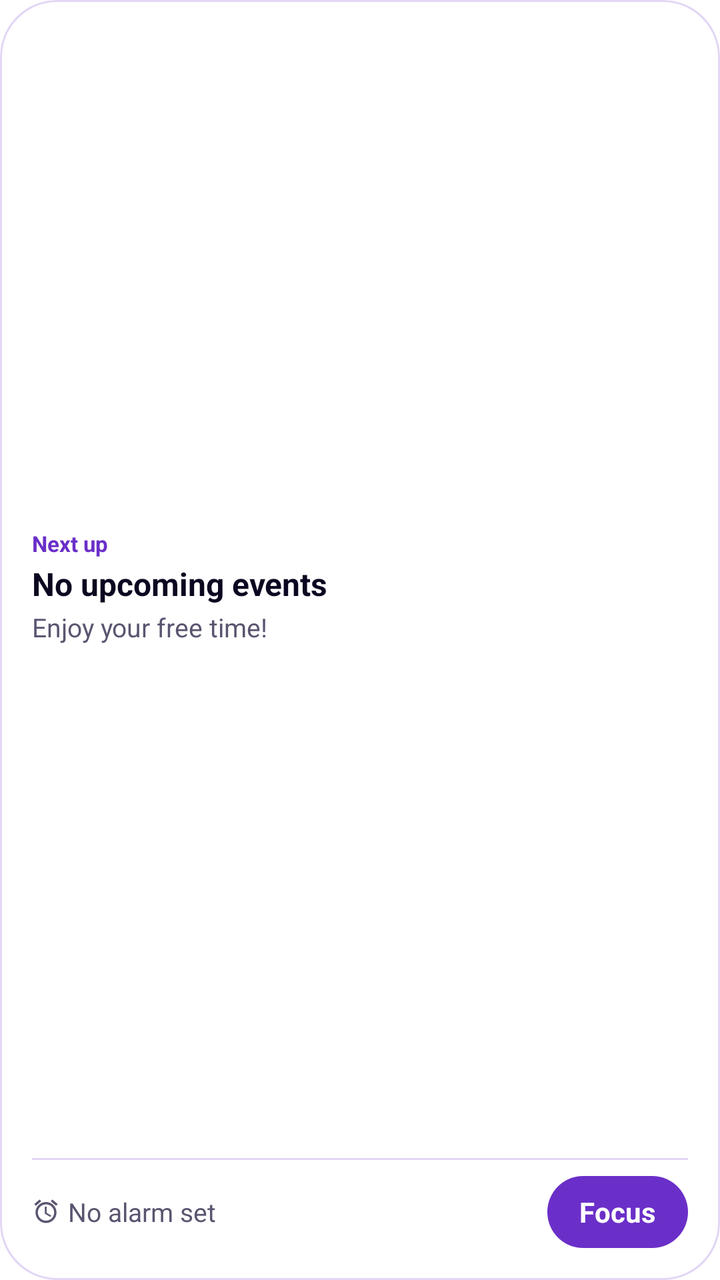
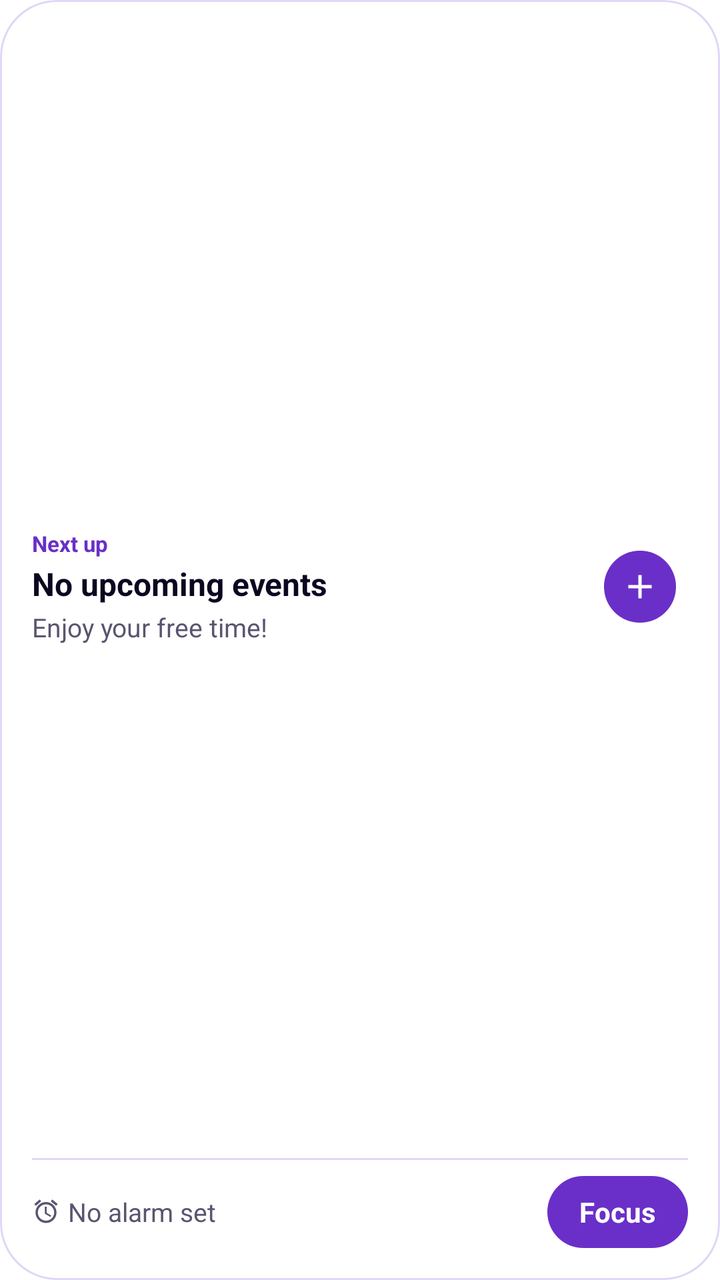

Compare the two renders of this Android layout. The source of the first and the diff that turns it into the second are given below.
<!-- AndroidManifest.xml: fallback theme Theme.MaterialComponents.DayNight.NoActionBar -->
<!-- res/layout/widget_today_narrow.xml -->
<?xml version="1.0" encoding="utf-8"?>
<FrameLayout xmlns:android="http://schemas.android.com/apk/res/android" xmlns:tools="http://schemas.android.com/tools"
    android:id="@android:id/background"
    android:layout_width="match_parent"
    android:layout_height="match_parent"
    android:background="@drawable/widget_background"
    android:clipToOutline="true"
    tools:targetApi="31">

    <LinearLayout
        android:layout_width="match_parent"
        android:layout_height="match_parent"
        android:orientation="vertical"
        android:padding="16dp">

        <LinearLayout
            android:id="@+id/today_event_area"
            android:layout_width="match_parent"
            android:layout_height="0dp"
            android:layout_weight="1"
            android:gravity="center_vertical"
            android:orientation="horizontal">

            <LinearLayout
                android:layout_width="0dp"
                android:layout_height="wrap_content"
                android:layout_weight="1"
                android:orientation="vertical">

                <TextView
                    android:layout_width="match_parent"
                    android:layout_height="wrap_content"
                    android:maxLines="1"
                    android:text="@string/widget_next_up"
                    android:textColor="@color/widget_label"
                    android:textSize="11sp"
                    android:textStyle="bold" />
                <TextView
                    android:id="@+id/today_title"
                    android:layout_width="match_parent"
                    android:layout_height="wrap_content"
                    android:layout_marginTop="2dp"
                    android:ellipsize="end"
                    android:fontFeatureSettings="tnum"
                    android:maxLines="2"
                    android:text="@string/widget_no_events"
                    android:textColor="@color/widget_text"
                    android:textSize="16sp"
                    android:textStyle="bold" />
                <TextView
                    android:id="@+id/today_when"
                    android:layout_width="match_parent"
                    android:layout_height="wrap_content"
                    android:layout_marginTop="2dp"
                    android:ellipsize="end"
                    android:fontFeatureSettings="tnum"
                    android:maxLines="1"
                    android:text="@string/widget_free_time"
                    android:textColor="@color/widget_text_2"
                    android:textSize="13sp" />
            </LinearLayout>
        </LinearLayout>

        <ImageView
            android:layout_width="match_parent"
            android:layout_height="1dp"
            android:layout_marginTop="8dp"
            android:layout_marginBottom="8dp"
            android:background="@color/widget_hairline"
            android:contentDescription="@null"
            android:importantForAccessibility="no" />

        <LinearLayout
            android:id="@+id/today_alarm_area"
            android:layout_width="match_parent"
            android:layout_height="wrap_content"
            android:gravity="center_vertical"
            android:orientation="horizontal">

            <TextView
                android:id="@+id/today_alarm"
                android:layout_width="0dp"
                android:layout_height="wrap_content"
                android:layout_marginEnd="8dp"
                android:layout_weight="1"
                android:drawablePadding="4dp"
                android:drawableStart="@drawable/ic_widget_alarm"
                android:ellipsize="end"
                android:fontFeatureSettings="tnum"
                android:maxLines="2"
                android:text="@string/widget_no_alarm"
                android:textColor="@color/widget_text_2"
                android:textSize="13sp" />

            <TextView
                android:id="@+id/today_start"
                android:layout_width="wrap_content"
                android:layout_height="36dp"
                android:background="@drawable/widget_button"
                android:gravity="center"
                android:paddingStart="16dp"
                android:paddingEnd="16dp"
                android:text="@string/widget_start_focus_short"
                android:textColor="@color/widget_button_text"
                android:textSize="14sp"
                android:textStyle="bold" />
            <LinearLayout
                android:id="@+id/today_chip"
                android:layout_width="wrap_content"
                android:layout_height="36dp"
                android:background="@drawable/widget_chip"
                android:gravity="center_vertical"
                android:orientation="horizontal"
                android:paddingStart="12dp"
                android:paddingEnd="12dp"
                android:visibility="gone">
                <Chronometer
                    android:id="@+id/today_timer"
                    android:layout_width="wrap_content"
                    android:layout_height="wrap_content"
                    android:fontFeatureSettings="tnum"
                    android:textColor="@color/widget_chip_text"
                    android:textSize="14sp"
                    android:textStyle="bold" />
            </LinearLayout>
        </LinearLayout>
    </LinearLayout>
</FrameLayout>
<!-- resources referenced by this layout -->
<resources>
  <color name="widget_button_text">#FFFFFF</color>
  <color name="widget_chip_text">#25134D</color>
  <color name="widget_hairline">#E2D6F5</color>
  <color name="widget_label">#6A2FC8</color>
  <color name="widget_text">#0B0720</color>
  <color name="widget_text_2">#5B5470</color>
  <!-- drawable ic_widget_alarm (drawable) -->
  <?xml version="1.0" encoding="utf-8"?>
  <vector xmlns:android="http://schemas.android.com/apk/res/android"
      android:width="14dp"
      android:height="14dp"
      android:viewportWidth="24"
      android:viewportHeight="24">
      <path
          android:fillColor="@color/widget_text_2"
          android:pathData="M22,5.72l-4.6,-3.86 -1.29,1.53 4.6,3.86L22,5.72zM7.88,3.39L6.6,1.86 2,5.71l1.29,1.53 4.59,-3.85zM12.5,8L11,8v6l4.75,2.85 0.75,-1.23 -4,-2.37L12.5,8zM12,4c-4.97,0 -9,4.03 -9,9s4.02,9 9,9c4.97,0 9,-4.03 9,-9s-4.03,-9 -9,-9zM12,20c-3.87,0 -7,-3.13 -7,-7s3.13,-7 7,-7 7,3.13 7,7 -3.13,7 -7,7z" />
  </vector>
  <!-- drawable widget_background (drawable) -->
  <?xml version="1.0" encoding="utf-8"?>
  <shape xmlns:android="http://schemas.android.com/apk/res/android">
      <solid android:color="@color/widget_surface" />
      <corners android:radius="16dp" />
      <stroke android:width="1dp" android:color="@color/widget_hairline" />
  </shape>
  <!-- drawable widget_button (drawable) -->
  <?xml version="1.0" encoding="utf-8"?>
  <shape xmlns:android="http://schemas.android.com/apk/res/android">
      <solid android:color="@color/widget_button_bg" />
      <corners android:radius="18dp" />
  </shape>
  <!-- drawable widget_chip (drawable) -->
  <?xml version="1.0" encoding="utf-8"?>
  <shape xmlns:android="http://schemas.android.com/apk/res/android">
      <solid android:color="@color/widget_chip_bg" />
      <corners android:radius="18dp" />
  </shape>
  <string name="widget_free_time">Enjoy your free time!</string>
  <string name="widget_next_up">Next up</string>
  <string name="widget_no_alarm">No alarm set</string>
  <string name="widget_no_events">No upcoming events</string>
  <string name="widget_start_focus_short">Focus</string>
  <color name="widget_surface">#FFFFFF</color>
  <color name="widget_button_bg">#6A2FC8</color>
  <color name="widget_chip_bg">#F2E9FF</color>
</resources>

<!-- the commit's change to res/layout/widget_today_narrow.xml (unified diff, before → after) -->
@@ -59,6 +59,24 @@
                     android:textColor="@color/widget_text_2"
                     android:textSize="13sp" />
             </LinearLayout>
+        <FrameLayout
+            android:id="@+id/today_add"
+            android:layout_width="48dp"
+            android:layout_height="48dp"
+            android:layout_gravity="center_vertical"
+            android:layout_marginStart="4dp"
+            android:contentDescription="@string/widget_add_event">
+            <ImageView
+                android:layout_width="36dp"
+                android:layout_height="36dp"
+                android:layout_gravity="center"
+                android:background="@drawable/widget_button"
+                android:contentDescription="@null"
+                android:importantForAccessibility="no"
+                android:padding="8dp"
+                android:scaleType="fitCenter"
+                android:src="@drawable/ic_widget_add" />
+        </FrameLayout>
         </LinearLayout>
 
         <ImageView
<!-- resource entries referenced after the edit -->
@@ -6,6 +6,17 @@
   <color name="widget_label">#6A2FC8</color>
   <color name="widget_text">#0B0720</color>
   <color name="widget_text_2">#5B5470</color>
+  <!-- drawable ic_widget_add (drawable) -->
+  <?xml version="1.0" encoding="utf-8"?>
+  <vector xmlns:android="http://schemas.android.com/apk/res/android"
+      android:width="20dp"
+      android:height="20dp"
+      android:viewportWidth="24"
+      android:viewportHeight="24">
+      <path
+          android:fillColor="@color/widget_button_text"
+          android:pathData="M19,13h-6v6h-2v-6H5v-2h6V5h2v6h6v2z" />
+  </vector>
   <!-- drawable ic_widget_alarm (drawable) -->
   <?xml version="1.0" encoding="utf-8"?>
   <vector xmlns:android="http://schemas.android.com/apk/res/android"
@@ -36,6 +47,7 @@
       <solid android:color="@color/widget_chip_bg" />
       <corners android:radius="18dp" />
   </shape>
+  <string name="widget_add_event">Add event</string>
   <string name="widget_free_time">Enjoy your free time!</string>
   <string name="widget_next_up">Next up</string>
   <string name="widget_no_alarm">No alarm set</string>
